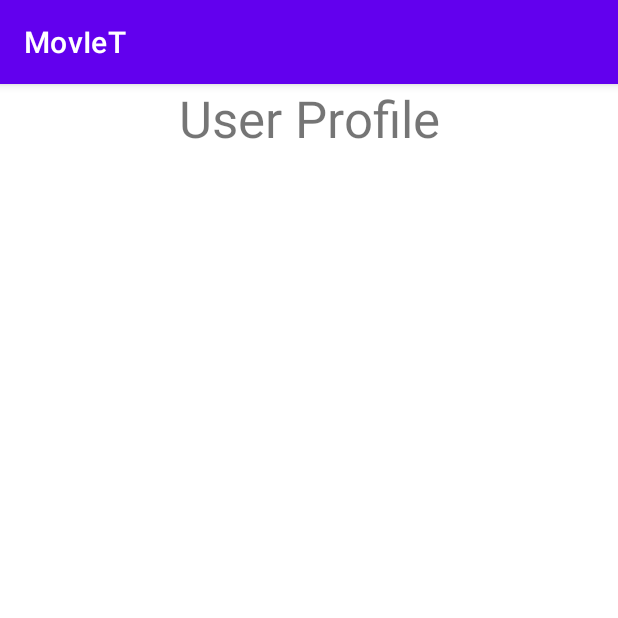
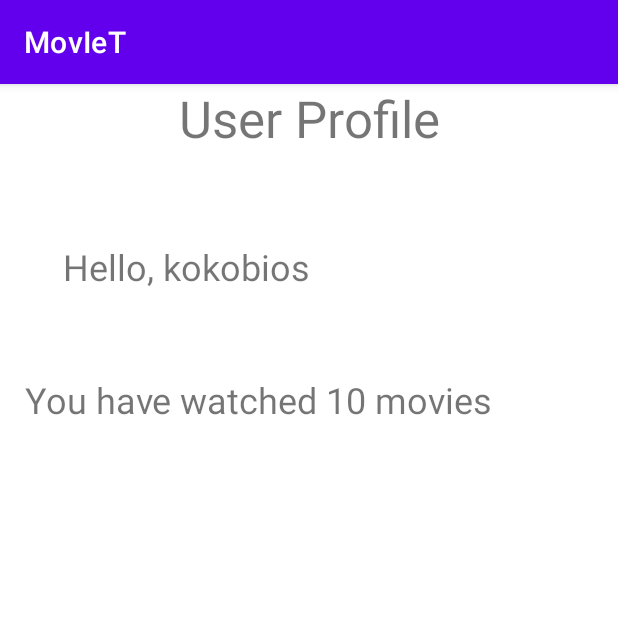
Before and after one commit to parisgiakoum/MovIeT-Android_Movie_Experience, an Android app: the UserProfileActivity screen opened directly, with no data from a screen before it, on a phone screen of 412 x 824 dp, the top half of it. Run offline under Robolectric (Android 15) with nearby library versions, the phone set to English and light mode, and no system bars.

Commit message:
Added dummy data to UserProfileActivity

```diff
--- a/app/src/main/java/com/regen21/moviet/UserProfile.java
+++ b/app/src/main/java/com/regen21/moviet/UserProfile.java
@@ -9,8 +9,13 @@ public class UserProfile {
         return username;
     }
 
-    private int getMoviesWatched() {
+    public int getMoviesWatched() {
         return movies_watched;
     }
 
+    public void setUserData(String input_username, int input_movies) {
+        username = input_username;
+        movies_watched = input_movies;
+    }
+
 }
--- a/app/src/main/java/com/regen21/moviet/UserProfileActivity.java
+++ b/app/src/main/java/com/regen21/moviet/UserProfileActivity.java
@@ -3,6 +3,7 @@ package com.regen21.moviet;
 import androidx.appcompat.app.AppCompatActivity;
 
 import android.os.Bundle;
+import android.widget.TextView;
 
 public class UserProfileActivity extends AppCompatActivity {
 
@@ -10,5 +11,14 @@ public class UserProfileActivity extends AppCompatActivity {
     protected void onCreate(Bundle savedInstanceState) {
         super.onCreate(savedInstanceState);
         setContentView(R.layout.activity_user_profile);
+
+        TextView username = findViewById(R.id.usernameText);
+        TextView movies_num = findViewById(R.id.moviesWatchedText);
+        UserProfile profile = new UserProfile();
+        profile.setUserData("kokobios",10);
+
+        username.setText("Hello, "+profile.getUsername());
+        movies_num.setText("You have watched "+profile.getMoviesWatched()+" movies");
+
     }
 }
--- a/app/src/main/res/layout/activity_user_profile.xml
+++ b/app/src/main/res/layout/activity_user_profile.xml
@@ -37,4 +37,5 @@
         app:layout_constraintHorizontal_bias="0.169"
         app:layout_constraintStart_toStartOf="parent"
         app:layout_constraintTop_toBottomOf="@+id/usernameText" />
+
 </androidx.constraintlayout.widget.ConstraintLayout>
```
